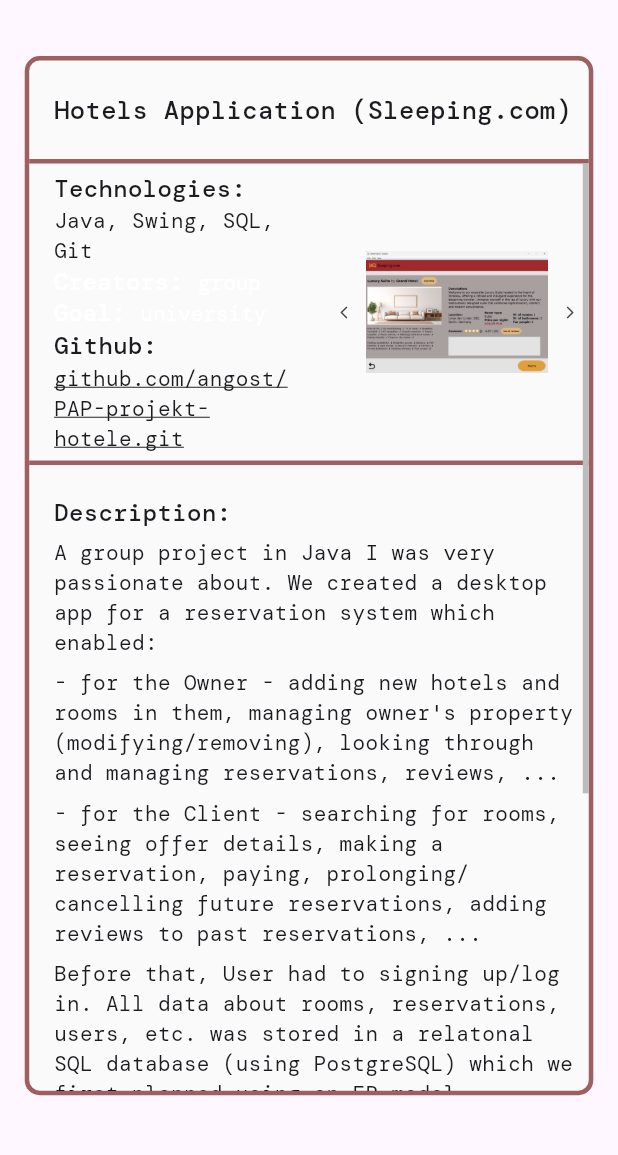
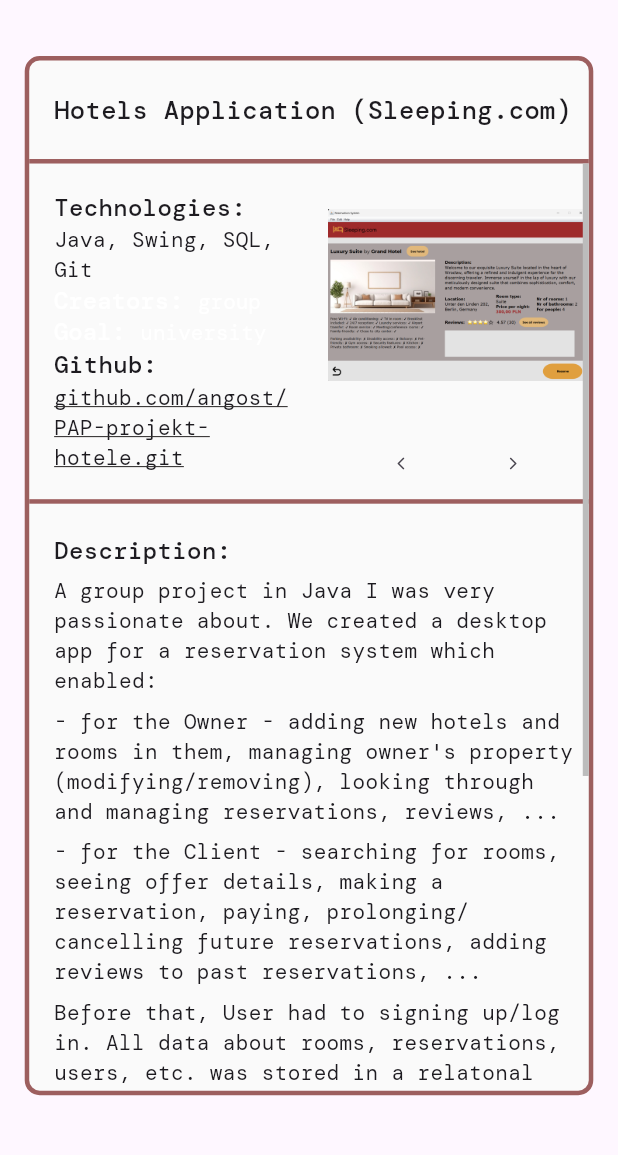
Before and after one commit to angost/Portfolio-Website, a Flutter app: the screen it shows after launch, after a tap on "Check my projects", after a tap on "Hotels Application (Sleeping.com)", after a tap on "See more", on a phone screen of 412 x 824 dp, the part 79-1234 px from its top. Run offline on Flutter 3.47's test engine with Material 3 defaults, Android fonts, the phone set to English and light mode, and no system bars; drawn by our look-alikes of carousel_slider, dotted_border; our stand-ins replace auto_size_text, flip_card, flutter_widget_from_html; project files that could hold a hidden picture were left out.

Commit message:
Adjusted navigation arrows to vertical view.

```diff
--- a/lib/imagesSliderCreator.dart
+++ b/lib/imagesSliderCreator.dart
@@ -13,8 +13,10 @@ class ImagesSliderCreator extends StatefulWidget {
   List<String> imgPaths;
   bool hasEnlarger;
   bool isEnlarged;
+  bool isViewHorizontal;
 
-  ImagesSliderCreator(this.imgPaths, this.hasEnlarger, this.isEnlarged,
+  ImagesSliderCreator(
+      this.imgPaths, this.hasEnlarger, this.isEnlarged, this.isViewHorizontal,
       {super.key});
 
   @override
@@ -35,8 +37,8 @@ class _ImagesSliderCreatorState extends State<ImagesSliderCreator> {
     );
 
     sliderEnlarged = OverlayEntry(
-        builder: (context) =>
-            ImagesSliderCreator(widget.imgPaths, false, true));
+        builder: (context) => ImagesSliderCreator(
+            widget.imgPaths, false, true, widget.isViewHorizontal));
 
     final overlay = Overlay.of(context);
     overlay.insert(screenBarrier!);
@@ -66,10 +68,10 @@ class _ImagesSliderCreatorState extends State<ImagesSliderCreator> {
           return Builder(
             builder: (BuildContext context) {
               return DottedBorder(
-                color: widget.isEnlarged
+                color: (widget.isEnlarged & !widget.isWebMobile)
                     ? Theme.of(context).primaryColor
                     : Colors.transparent,
-                strokeWidth: widget.isEnlarged ? 4 : 0,
+                strokeWidth: (widget.isEnlarged & !widget.isWebMobile) ? 4 : 0,
                 dashPattern: const [10],
                 strokeCap: StrokeCap.round,
                 child: Center(
@@ -78,9 +80,8 @@ class _ImagesSliderCreatorState extends State<ImagesSliderCreator> {
                     decoration: const BoxDecoration(
                       color: Colors.transparent,
                     ),
-                    child: Image.asset(
-                      i,
-                    ), // todo - Scale the image better
+                    child: Image.asset(i,
+                        fit: BoxFit.fitWidth), // todo - Scale the image better
                   ),
                 ),
               );
@@ -94,43 +95,78 @@ class _ImagesSliderCreatorState extends State<ImagesSliderCreator> {
         },
         child: imagesSlider);
 
-    Widget imagesSliderNavigator = widget.isWebMobile
-        ? Center(
-            child: widget.hasEnlarger ? imagesSliderEnlarger : imagesSlider)
-        : Row(
+    Widget imagesSliderNavigatorMobile =
+        Center(child: widget.hasEnlarger ? imagesSliderEnlarger : imagesSlider);
+
+    Widget imagesSliderNavigatorHorizontal = Row(
       mainAxisAlignment: MainAxisAlignment.spaceBetween,
       children: <Widget>[
+        Expanded(flex: 2, child: NavigationArrowLeft()),
         Expanded(
-                flex: 2,
-                child: IconButton(
+            flex: 10,
+            child: widget.hasEnlarger ? imagesSliderEnlarger : imagesSlider),
+        Expanded(flex: 2, child: NavigationArrowRight()),
+      ],
+    );
+
+    Widget imagesSliderNavigatorVertical = Column(
+      mainAxisAlignment: MainAxisAlignment.center,
+      children: <Widget>[
+        widget.hasEnlarger ? imagesSliderEnlarger : imagesSlider,
+        Row(
+          mainAxisAlignment: MainAxisAlignment.spaceEvenly,
+          children: <Widget>[NavigationArrowLeft(), NavigationArrowRight()],
+        ),
+      ],
+    );
+
+    Widget imagesSliderNavigatorVerticalEnlarged = ConstrainedBox(
+      constraints: BoxConstraints(maxHeight: MediaQuery.sizeOf(context).height),
+      child: Column(
+        mainAxisAlignment: MainAxisAlignment.center,
+        children: <Widget>[
+          Flexible(
+              child: widget.hasEnlarger ? imagesSliderEnlarger : imagesSlider),
+          Row(
+            mainAxisAlignment: MainAxisAlignment.spaceEvenly,
+            children: <Widget>[NavigationArrowLeft(), NavigationArrowRight()],
+          ),
+        ],
+      ),
+    );
+
+    if (widget.isWebMobile) {
+      return imagesSliderNavigatorMobile;
+    } else if (widget.isViewHorizontal) {
+      return imagesSliderNavigatorHorizontal;
+    } else if (widget.isEnlarged) {
+      return imagesSliderNavigatorVerticalEnlarged;
+    } else {
+      return imagesSliderNavigatorVertical;
+    }
+  }
+}
+
+class NavigationArrowLeft extends IconButton {
+  NavigationArrowLeft({super.key})
+      : super(
           padding: EdgeInsets.zero,
           iconSize: 10,
           onPressed: () => {print("LEFT")},
           icon: const Icon(Icons.arrow_back_ios_new_rounded),
           style: IconButton.styleFrom(
-                      backgroundColor:
-                          const Color.fromRGBO(250, 250, 250, 0.8)),
-                ),
-              ),
-              Expanded(
-                  flex: 10,
-                  child:
-                      widget.hasEnlarger ? imagesSliderEnlarger : imagesSlider),
-              Expanded(
-                flex: 2,
-                child: IconButton(
+              backgroundColor: const Color.fromRGBO(250, 250, 250, 0.8)),
+        );
+}
+
+class NavigationArrowRight extends IconButton {
+  NavigationArrowRight({super.key})
+      : super(
           padding: EdgeInsets.zero,
           iconSize: 10,
           onPressed: () => {print("RIGHT")},
           icon: const Icon(Icons.arrow_forward_ios_rounded),
           style: IconButton.styleFrom(
-                      backgroundColor:
-                          const Color.fromRGBO(250, 250, 250, 0.8)),
-                ),
-              ),
-            ],
+              backgroundColor: const Color.fromRGBO(250, 250, 250, 0.8)),
         );
-
-    return imagesSliderNavigator;
 }
-}
--- a/lib/metaDataSection.dart
+++ b/lib/metaDataSection.dart
@@ -25,7 +25,7 @@ class _MetaDataSectionState extends State<MetaDataSection> {
     Uri githubLink = Uri(scheme: "", host: "", path: githubLinkText);
 
     ImagesSliderCreator imagesSliderNavigator = ImagesSliderCreator(
-        List<String>.from(widget.projectDetails['img_paths'] as List), true, false);
+        List<String>.from(widget.projectDetails['img_paths'] as List), true, false, widget.isViewHorizontal);
 
     List<Widget> mainContent = <Widget>[
       Text("Technologies:", style: textBodyMediumBold),
```
Lines whose indentation alone changed are shown as unchanged.
